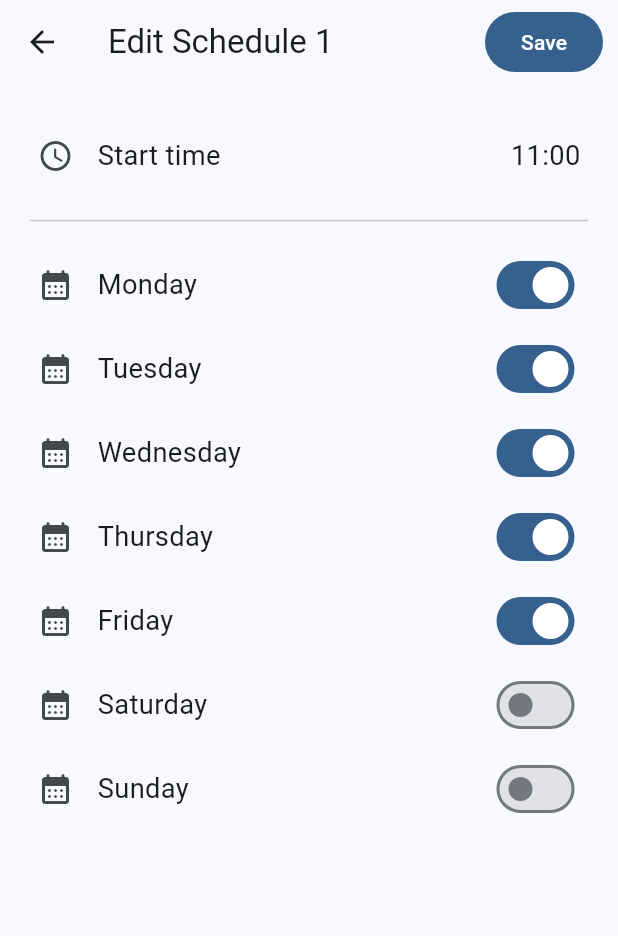
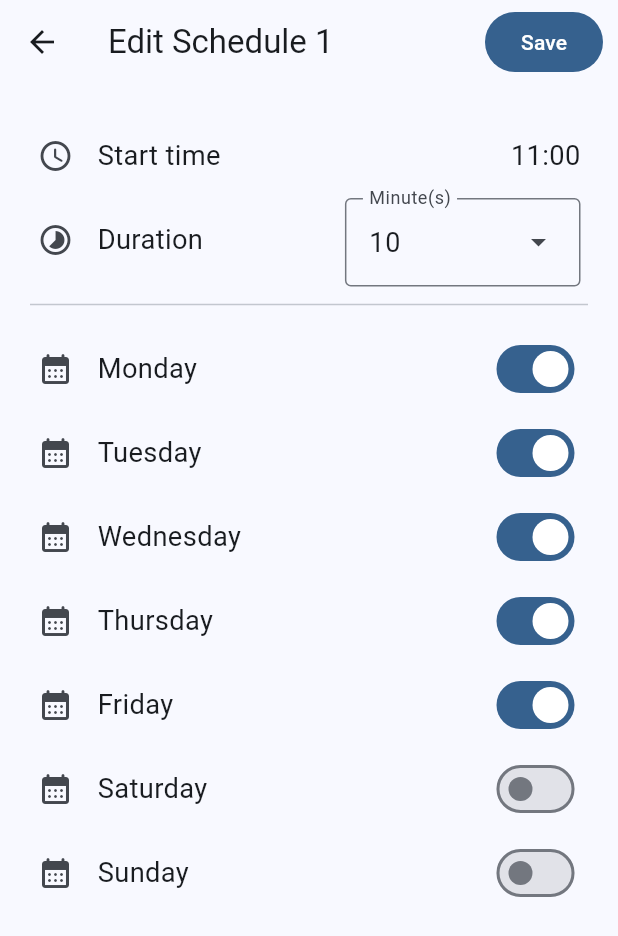
Before and after one commit to WilliamBarber/ReticController, a Flutter app: the screen it shows after launch, after a tap on "Schedule 1", on a phone screen of 412 x 824 dp. Shown: the top 936 px of the screen. Run offline on Flutter 3.47's test engine with Material 3 defaults, Android fonts, the phone set to English and light mode, and no system bars; drawn by our look-alikes of dynamic_color.

Commit message:
Added cycle duration to schedule

```diff
--- a/retic_controller/lib/AppState.dart
+++ b/retic_controller/lib/AppState.dart
@@ -42,7 +42,7 @@ class AppState extends ChangeNotifier {
     else {
       newDays.remove(Day.values[dayIndex]);
     }
-    server.replaceSchedule(scheduleIndex, Schedule(newDays, oldSchedule.getHour(), oldSchedule.getMinute()));
+    server.replaceSchedule(scheduleIndex, Schedule(newDays, oldSchedule.getHour(), oldSchedule.getMinute(), oldSchedule.getDuration()));
     notifyListeners();
   }
 
@@ -56,6 +56,15 @@ class AppState extends ChangeNotifier {
     server.activateSchedule(schedule);
     activeSchedule = server.getActiveScheduleIndex();
     notifyListeners();
+  }
+
+  int getScheduleDuration(int schedule) {
+    return server.getSchedule(schedule).getDuration();
+  }
+
+  void setScheduleDurationFromQueue(int schedule) {
+    Schedule oldSchedule = server.getSchedule(schedule);
+    server.replaceSchedule(schedule, Schedule(oldSchedule.getDays(), oldSchedule.getHour(), oldSchedule.getMinute(), queuedDuration));
   }
 
   Column _createScheduleColumn(int scheduleNumber) {
--- a/retic_controller/lib/ScheduleEdit.dart
+++ b/retic_controller/lib/ScheduleEdit.dart
@@ -2,6 +2,7 @@ import 'package:flutter/material.dart';
 import 'package:provider/provider.dart';
 import 'AppState.dart';
 import 'DateTimeConverter.dart';
+import 'package:retic_controller/TimeDropDown.dart';
 
 class ScheduleEditPage extends StatefulWidget {
   const ScheduleEditPage({super.key, required this.scheduleIndex});
@@ -44,6 +45,7 @@ class _ScheduleEditPageState extends State<ScheduleEditPage> {
                   for (int i = 0; i < 7; i++) {
                     appState.setDayStatusInSchedule(scheduleIndex, i, queuedDayStatuses[i]);
                   }
+                  appState.setScheduleDurationFromQueue(scheduleIndex);
                   Navigator.pop(context);
                 },
                 child: const Text('Save')),
@@ -81,6 +83,16 @@ class _ScheduleEditPageState extends State<ScheduleEditPage> {
                       .apply(fontSizeFactor: 1.3),
                   ' ${DateTimeConverter.getHourStringDateTime(selectedDateTime)}:${DateTimeConverter.getMinuteStringDateTime(selectedDateTime)}'),
             ),
+            ListTile(
+              contentPadding: const EdgeInsets.only(left: 5.0, right: 5.0),
+              leading: const Icon(Icons.timelapse_rounded),
+              title: Text(
+                  style: DefaultTextStyle.of(context)
+                      .style
+                      .apply(fontSizeFactor: 1.3),
+                  'Duration '),
+              trailing: TimeDropDown(initialValue: appState.getScheduleDuration(scheduleIndex)),
+            ),
             const Divider(
                 height: 30
             ),
--- a/retic_controller/lib/ServerSimulator.dart
+++ b/retic_controller/lib/ServerSimulator.dart
@@ -4,9 +4,9 @@ class ServerSimulator {
   int _activeStation = 0;
   List<Schedule> _schedules = [
     Schedule.empty(),
-    Schedule([Day.monday, Day.tuesday, Day.wednesday, Day.thursday, Day.friday], 5, 0),
-    Schedule([Day.monday, Day.wednesday, Day.friday], 6, 30),
-    Schedule([Day.tuesday, Day.thursday, Day.saturday], 5, 30),
+    Schedule([Day.monday, Day.tuesday, Day.wednesday, Day.thursday, Day.friday], 5, 0, 10),
+    Schedule([Day.monday, Day.wednesday, Day.friday], 6, 30, 15),
+    Schedule([Day.tuesday, Day.thursday, Day.saturday], 5, 30, 15),
   ];
 
   /*
@@ -59,10 +59,11 @@ class ServerSimulator {
 class Schedule {
   int _timeHour = 0;
   int _timeMinute = 0;
+  int _cycleDuration = 0;
   bool _active = false;
   List<Day> _days = [];
 
-  Schedule(this._days, this._timeHour, this._timeMinute);
+  Schedule(this._days, this._timeHour, this._timeMinute, this._cycleDuration);
   Schedule.empty();
 
   void makeActive() {
@@ -91,6 +92,10 @@ class Schedule {
 
   int getMinute() {
     return _timeMinute;
+  }
+
+  int getDuration() {
+    return _cycleDuration;
   }
 
   String getTimeString() {
--- a/retic_controller/lib/TempStatusPage.dart
+++ b/retic_controller/lib/TempStatusPage.dart
@@ -34,13 +34,13 @@ class TempStatusPage extends StatelessWidget {
           children: [
             ListTile(
               contentPadding: const EdgeInsets.only(left: 5.0, right: 5.0),
-              leading: const Icon(Icons.access_time_rounded),
+              leading: const Icon(Icons.timelapse_rounded),
               title: Text(
                   style: DefaultTextStyle.of(context)
                       .style
                       .apply(fontSizeFactor: 1.3),
                   'Duration'),
-              trailing: const TimeDropDown(),
+              trailing: const TimeDropDown(initialValue: 1,),
             ),
             const Divider(
               height: 30
--- a/retic_controller/lib/TimeDropDown.dart
+++ b/retic_controller/lib/TimeDropDown.dart
@@ -18,11 +18,14 @@ class _TimeDropDownState extends State<TimeDropDown> {
   Widget build(BuildContext context) {
     var appState = context.watch<AppState>();
 
+    int initialValue = widget.initialValue;
+
+
 
     return DropdownMenu<String>(
       textStyle: const TextStyle(fontSize: 18, fontWeight: FontWeight.normal),
       label: const Text('Minute(s)'),
-      initialSelection: timesList[0],
+      initialSelection: initialValue.toString(),
       onSelected: (String? value) {
         setState(() {
           dropDownValue = value!;
@@ -42,7 +45,9 @@ class _TimeDropDownState extends State<TimeDropDown> {
 
 
 class TimeDropDown extends StatefulWidget {
-  const TimeDropDown({super.key});
+  const TimeDropDown({super.key, required this.initialValue});
+
+  final int initialValue;
 
   @override
   State<TimeDropDown> createState() => _TimeDropDownState();
```
